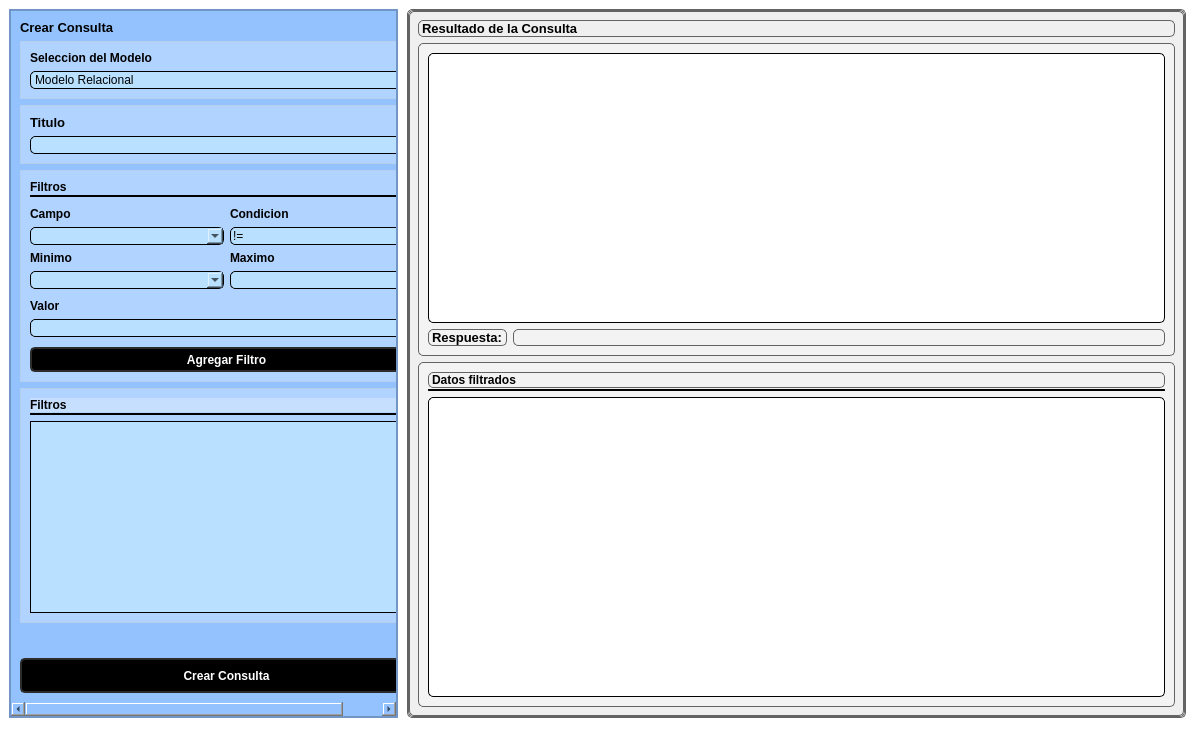
Old version of the form Interfaz/interfaz.ui in the repository Jpalacio98/DataBase-Advance.
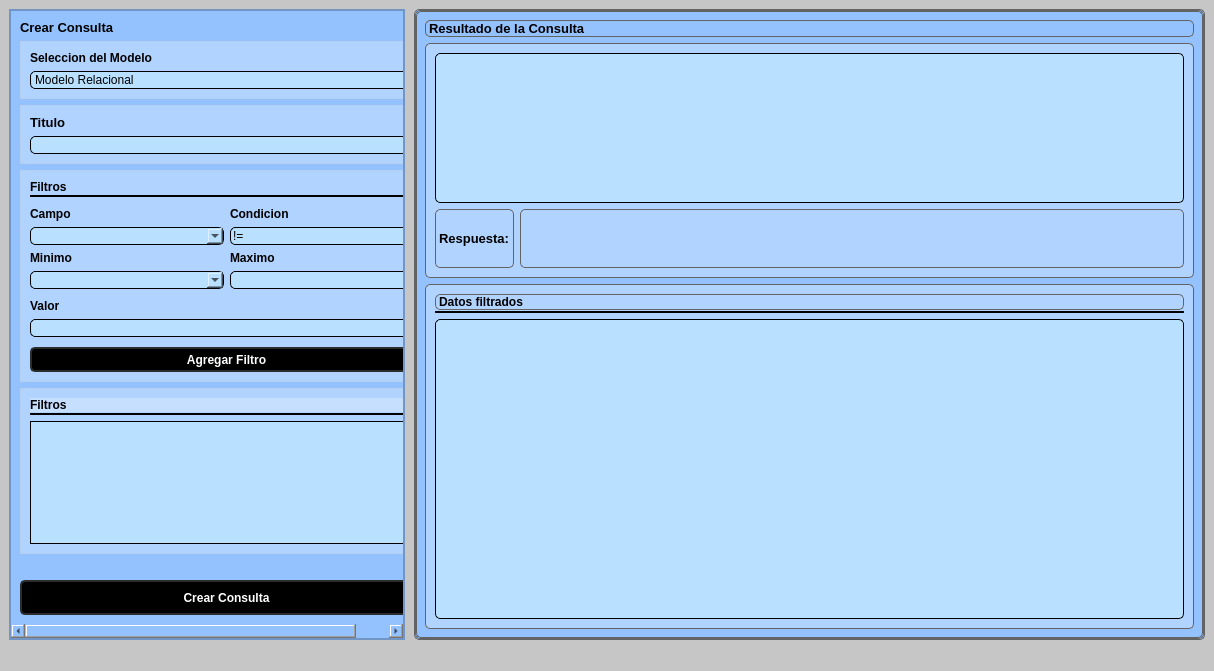
New version of the form.

Diff of the .ui file:
```diff
--- a/Interfaz/interfaz.ui
+++ b/Interfaz/interfaz.ui
@@ -6,8 +6,8 @@
    <rect>
     <x>0</x>
     <y>0</y>
-    <width>1195</width>
-    <height>749</height>
+    <width>1214</width>
+    <height>671</height>
    </rect>
   </property>
   <property name="windowTitle">
@@ -17,7 +17,7 @@
    <bool>false</bool>
   </property>
   <property name="styleSheet">
-   <string notr="true">background-color: rgb(255, 255, 255);</string>
+   <string notr="true">background-color: rgb(198, 198, 198);</string>
   </property>
   <property name="toolButtonStyle">
    <enum>Qt::ToolButtonTextUnderIcon</enum>
@@ -97,7 +97,7 @@
             <x>0</x>
             <y>0</y>
             <width>410</width>
-            <height>689</height>
+            <height>611</height>
            </rect>
           </property>
           <layout class="QVBoxLayout" name="verticalLayout_9">
@@ -756,7 +756,7 @@
        </size>
       </property>
       <property name="styleSheet">
-       <string notr="true">background-color: rgb(239, 239, 239);
+       <string notr="true">background-color: rgb(147, 194, 255);
 border-color: rgb(33, 33, 33);
 border: 0.5px solid #636363;
 border-radius: 5px;
@@ -800,8 +800,8 @@
            <rect>
             <x>0</x>
             <y>0</y>
-            <width>775</width>
-            <height>706</height>
+            <width>787</width>
+            <height>628</height>
            </rect>
           </property>
           <layout class="QVBoxLayout" name="verticalLayout_17">
@@ -832,17 +832,23 @@
              <property name="frameShadow">
               <enum>QFrame::Raised</enum>
              </property>
-             <layout class="QVBoxLayout" name="verticalLayout_15">
+             <layout class="QVBoxLayout" name="verticalLayout_15" stretch="9,1">
               <item>
-               <widget class="QTableWidget" name="tw_resultados">
+               <widget class="QListWidget" name="tw_resultados">
                 <property name="minimumSize">
                  <size>
                   <width>0</width>
+                  <height>75</height>
+                 </size>
+                </property>
+                <property name="maximumSize">
+                 <size>
+                  <width>16777215</width>
                   <height>150</height>
                  </size>
                 </property>
                 <property name="styleSheet">
-                 <string notr="true">background-color: rgb(255, 255, 255);
+                 <string notr="true">background-color: rgb(185, 225, 255);
 border: 0.5px solid #000;</string>
                 </property>
                </widget>
@@ -954,7 +960,7 @@
                </layout>
               </item>
               <item>
-               <widget class="QTableWidget" name="tw_datos">
+               <widget class="QListWidget" name="tw_datos">
                 <property name="minimumSize">
                  <size>
                   <width>0</width>
@@ -967,7 +973,7 @@
                  </font>
                 </property>
                 <property name="styleSheet">
-                 <string notr="true">background-color: rgb(255, 255, 255);
+                 <string notr="true">background-color: rgb(185, 225, 255);
 border: 0.5px solid #000;</string>
                 </property>
                </widget>
```
